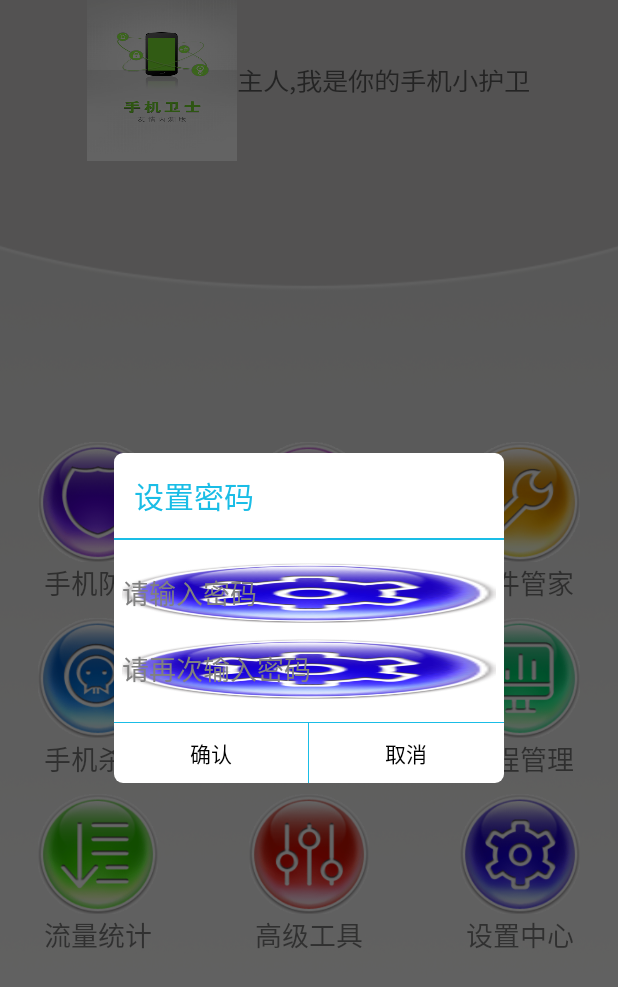
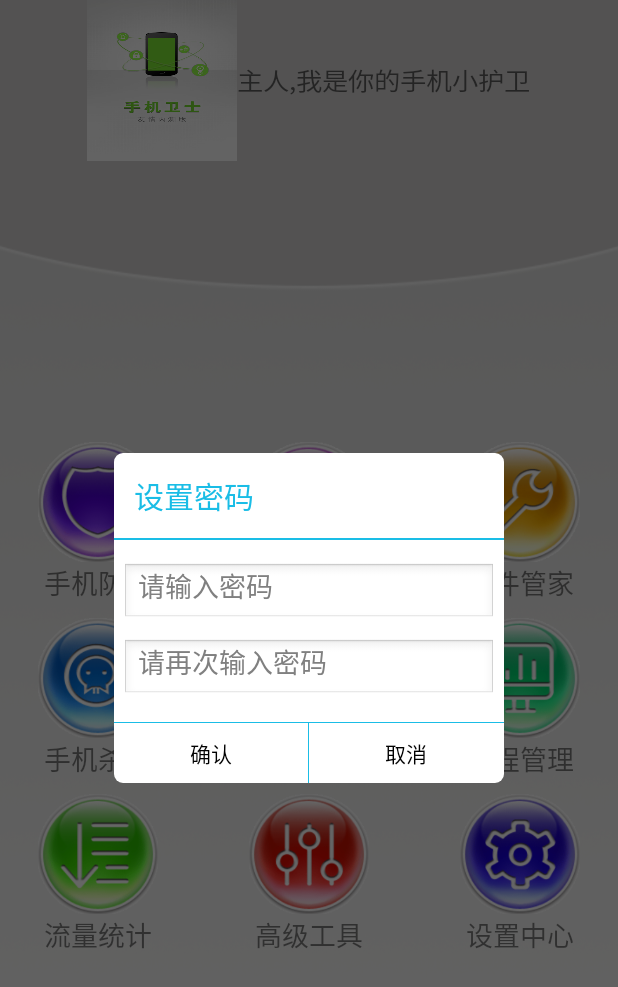
Before and after one commit to Vincen11/MobileGuard10, an Android app: the HomeActivity screen opened directly, with no data from a screen before it, after a tap on "手机防盗", on a phone screen of 412 x 824 dp. Shown: the top 987 px of the screen. Run offline under Robolectric (Android 15) with nearby library versions, the phone set to English and light mode, and no system bars.

Commit message:
防盗10.15

```diff
--- a/app/src/main/res/layout/activity_setup_4.xml
+++ b/app/src/main/res/layout/activity_setup_4.xml
@@ -26,7 +26,7 @@
                 android:layout_marginTop="20dp"
                 android:gravity="center"
                 android:textColor="@android:color/white"
-                android:text="恭喜 ! 设置完成"
+                android:text="恭喜 !  设置完成"
                 android:textSize="18sp"/>
         </RelativeLayout>
 
@@ -34,7 +34,6 @@
             android:layout_width="match_parent"
             android:layout_height="0dp"
             android:layout_weight="1"
-            android:layout_gravity="center_vertical"
             android:background="@android:color/white">
             <TextView
                 style="@style/textview16sp"
@@ -61,7 +60,7 @@
     <LinearLayout
         android:layout_width="match_parent"
         android:layout_height="55dp"
-        android:layout_weight="1"
+        android:layout_weight="10"
         android:background="@color/purple"
         android:gravity="center">
         <include layout="@layout/setup_radiogroup"/>
--- a/app/src/main/res/layout/inter_password_dialog.xml
+++ b/app/src/main/res/layout/inter_password_dialog.xml
@@ -28,8 +28,7 @@
         android:layout_width="match_parent"
         android:layout_height="40dp"
         android:inputType="textPassword"
-        android:hint="请输入密码"
-        android:background="@drawable/settings"/>
+        android:hint="请输入密码"/>
     <EditText
         android:id="@+id/et_inter_password"
         android:layout_margin="5dp"
@@ -37,7 +36,7 @@
         android:layout_height="40dp"
         android:inputType="textPassword"
         android:hint="请再次输入密码"
-        android:background="@drawable/settings"/>
+        />
     <View
         android:layout_width="match_parent"
         android:layout_height="1.0px"
--- a/app/src/main/res/layout/setup_password_dialog.xml
+++ b/app/src/main/res/layout/setup_password_dialog.xml
@@ -28,16 +28,14 @@
         android:layout_width="match_parent"
         android:layout_height="40dp"
         android:inputType="textPassword"
-        android:hint="请输入密码"
-        android:background="@drawable/settings"/>
+        android:hint="请输入密码"/>
     <EditText
         android:id="@+id/et_affirm_password"
         android:layout_margin="5dp"
         android:layout_width="match_parent"
         android:layout_height="40dp"
         android:inputType="textPassword"
-        android:hint="请再次输入密码"
-        android:background="@drawable/settings"/>
+        android:hint="请再次输入密码"/>
     <View
         android:layout_width="match_parent"
         android:layout_height="1.0px"
```
